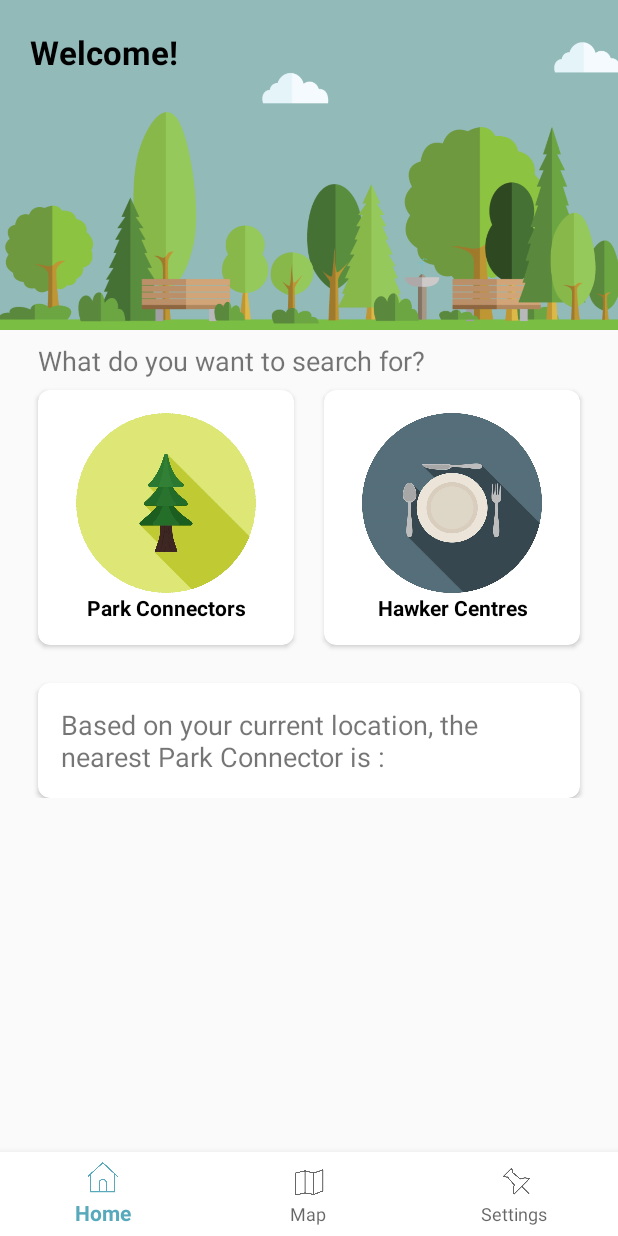
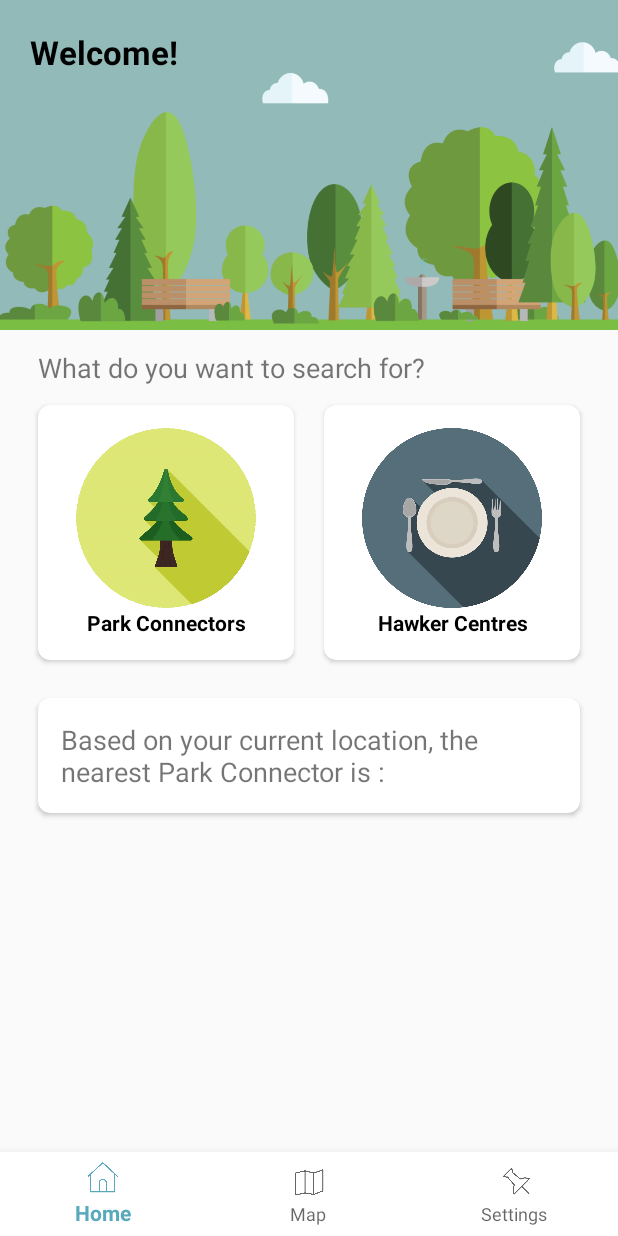
Before and after one commit to hopesishu/CZ2006-softwareeng, an Android app: the MainActivity screen opened directly, with no data from a screen before it, on a phone screen of 412 x 824 dp. Run offline under Robolectric (Android 15) with nearby library versions, the phone set to English and light mode, and no system bars.

```diff
--- a/app/src/main/res/layout/activity_main.xml
+++ b/app/src/main/res/layout/activity_main.xml
@@ -5,29 +5,6 @@
     android:layout_width="match_parent"
     android:layout_height="match_parent"
     tools:context=".MainActivity">
-
-    <!--    <androidx.constraintlayout.widget.ConstraintLayout-->
-    <!--        android:id="@+id/layoutHeader"-->
-    <!--        android:layout_width="match_parent"-->
-    <!--        android:layout_height="wrap_content"-->
-    <!--        android:background="@drawable/header_background"-->
-    <!--        android:padding="10dp"-->
-    <!--        app:layout_constraintTop_toTopOf="parent">-->
-
-    <!--        <TextView-->
-    <!--            android:id="@+id/TextWelcome"-->
-    <!--            android:layout_width="wrap_content"-->
-    <!--            android:layout_height="wrap_content"-->
-    <!--            android:layout_marginStart="15dp"-->
-    <!--            android:layout_marginTop="15dp"-->
-    <!--            android:fontFamily="sans-serif-medium"-->
-    <!--            android:text="@string/welcome"-->
-    <!--            android:textColor="@color/colorBlack"-->
-    <!--            android:textSize="25sp"-->
-    <!--            android:textStyle="normal"-->
-    <!--            app:layout_constraintStart_toStartOf="parent"-->
-    <!--            app:layout_constraintTop_toTopOf="parent" />-->
-    <!--    </androidx.constraintlayout.widget.ConstraintLayout>-->
 
     <ScrollView
         android:layout_height="0dp"
@@ -74,7 +51,7 @@
                 android:layout_width="0dp"
                 android:layout_height="wrap_content"
                 android:layout_marginStart="25dp"
-                android:layout_marginTop="40dp"
+                android:layout_marginTop="50dp"
                 android:layout_marginEnd="10dp"
                 app:layout_constraintTop_toBottomOf="@id/layoutHeader"
                 app:layout_constraintStart_toStartOf="parent"
@@ -113,7 +90,7 @@
                 android:id="@+id/cardHawkerCentres"
                 android:layout_width="0dp"
                 android:layout_height="wrap_content"
-                android:layout_marginTop="40dp"
+                android:layout_marginTop="50dp"
                 android:layout_marginEnd="25dp"
                 android:layout_marginStart="10dp"
                 app:layout_constraintStart_toEndOf="@id/cardParkConnectors"
@@ -164,8 +141,11 @@
                     android:layout_marginTop="25dp"
                     android:layout_marginEnd="25dp"
                     android:layout_marginStart="25dp"
+                    android:layout_marginBottom="25dp"
+
                     app:cardBackgroundColor="@color/colorWhite"
                     app:cardCornerRadius="8dp"
+                    app:layout_constraintBottom_toBottomOf="parent"
                     app:layout_constraintTop_toTopOf="parent"
                     app:layout_constraintEnd_toEndOf="parent"
                     app:layout_constraintStart_toStartOf="parent">
```
